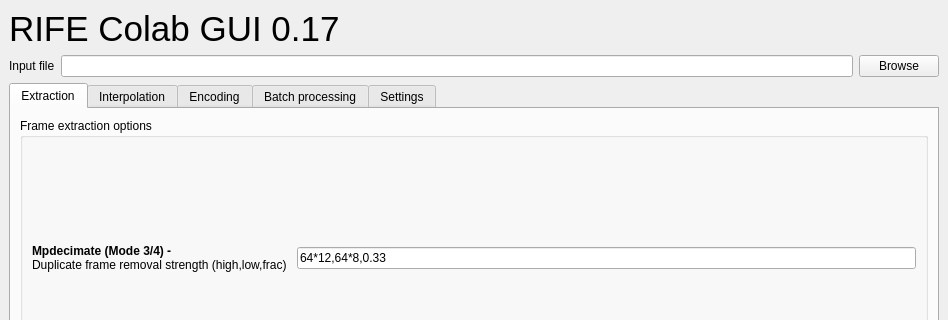
The window that main_gui.ui (HeylonNHP/RIFE-Colab) describes before a commit, drawn with Qt 5; both pictures show x 0 to 948 and y 0 to 320 of the 948 by 754 pixel window.
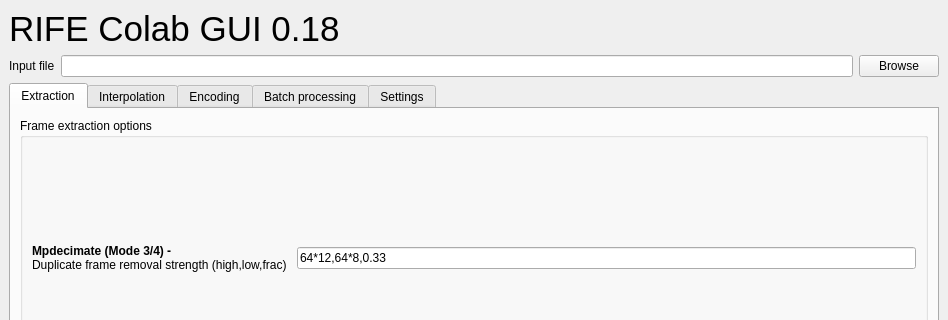
The same window after the commit.

Diff of the .ui file:
```diff
--- a/main_gui.ui
+++ b/main_gui.ui
@@ -37,7 +37,7 @@
          </font>
         </property>
         <property name="text">
-         <string>&lt;html&gt;&lt;head/&gt;&lt;body&gt;&lt;p&gt;RIFE Colab GUI 0.17&lt;/p&gt;&lt;/body&gt;&lt;/html&gt;</string>
+         <string>&lt;html&gt;&lt;head/&gt;&lt;body&gt;&lt;p&gt;RIFE Colab GUI 0.18&lt;/p&gt;&lt;/body&gt;&lt;/html&gt;</string>
         </property>
        </widget>
       </item>
```
